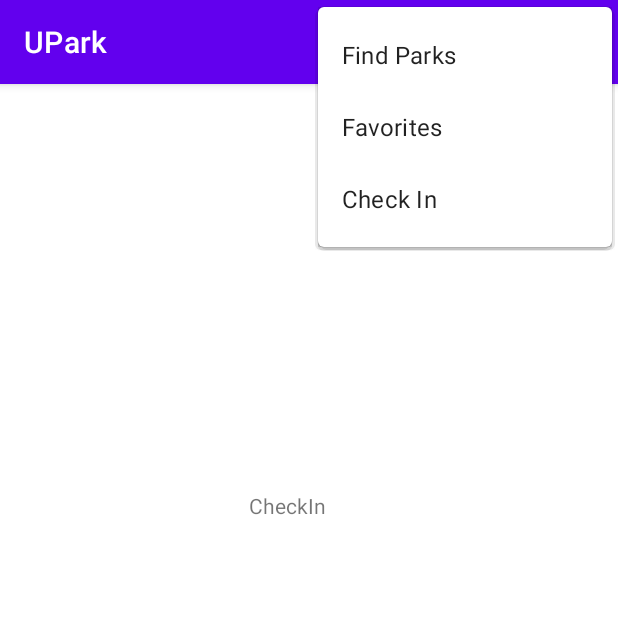
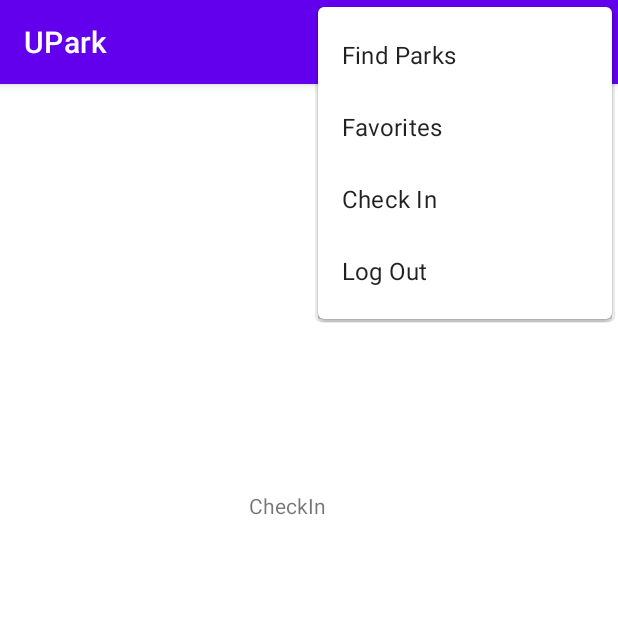
Before and after one commit to rileyjsumner/UPark, an Android app: the CheckIn screen opened directly, with no data from a screen before it, with the options menu open, on a phone screen of 412 x 824 dp, the top half of it. Run offline under Robolectric (Android 15) with nearby library versions, the phone set to English and light mode, and no system bars.

Commit message:
Added logout option to options menu

```diff
--- a/app/src/main/java/com/example/upark/CheckIn.java
+++ b/app/src/main/java/com/example/upark/CheckIn.java
@@ -43,6 +43,11 @@ public class CheckIn extends AppCompatActivity {
             startActivity(intent);
             return true;
         }
+        if(item.getItemId() == R.id.log_out) {
+            Intent intent = new Intent(CheckIn.this, MainActivity.class);
+            startActivity(intent);
+            return true;
+        }
 
         return false;
     }
--- a/app/src/main/java/com/example/upark/Database/DBHelper.java
+++ b/app/src/main/java/com/example/upark/Database/DBHelper.java
@@ -251,7 +251,7 @@ public class DBHelper {
         Cursor c = sqLiteDatabase.rawQuery("SELECT password FROM Users WHERE username = ?", new String[] {username});
 
         int passwordIndex = c.getColumnIndex("password");
-        String db_pass = null;
+        String db_pass;
         if( c != null && c.moveToFirst() ){
             db_pass = c.getString(passwordIndex);
             c.close();
--- a/app/src/main/java/com/example/upark/Favorites.java
+++ b/app/src/main/java/com/example/upark/Favorites.java
@@ -43,6 +43,11 @@ public class Favorites extends AppCompatActivity {
             startActivity(intent);
             return true;
         }
+        if(item.getItemId() == R.id.log_out) {
+            Intent intent = new Intent(Favorites.this, MainActivity.class);
+            startActivity(intent);
+            return true;
+        }
 
         return false;
     }
--- a/app/src/main/java/com/example/upark/FindPark.java
+++ b/app/src/main/java/com/example/upark/FindPark.java
@@ -43,6 +43,11 @@ public class FindPark extends AppCompatActivity {
             startActivity(intent);
             return true;
         }
+        if(item.getItemId() == R.id.log_out) {
+            Intent intent = new Intent(FindPark.this, MainActivity.class);
+            startActivity(intent);
+            return true;
+        }
 
         return false;
     }
--- a/app/src/main/java/com/example/upark/home_screen.java
+++ b/app/src/main/java/com/example/upark/home_screen.java
@@ -98,6 +98,11 @@ public class home_screen extends AppCompatActivity {
             startActivity(intent);
             return true;
         }
+        if(item.getItemId() == R.id.log_out) {
+            Intent intent = new Intent(home_screen.this, MainActivity.class);
+            startActivity(intent);
+            return true;
+        }
 
         return false;
     }
--- a/app/src/main/res/menu/menu.xml
+++ b/app/src/main/res/menu/menu.xml
@@ -19,4 +19,9 @@
         android:title="Check In"
         app:showAsAction="never"
         />
+    <item
+        android:id="@+id/log_out"
+        android:title="Log Out"
+        app:showAsAction="never"
+        />
 </menu>
```
